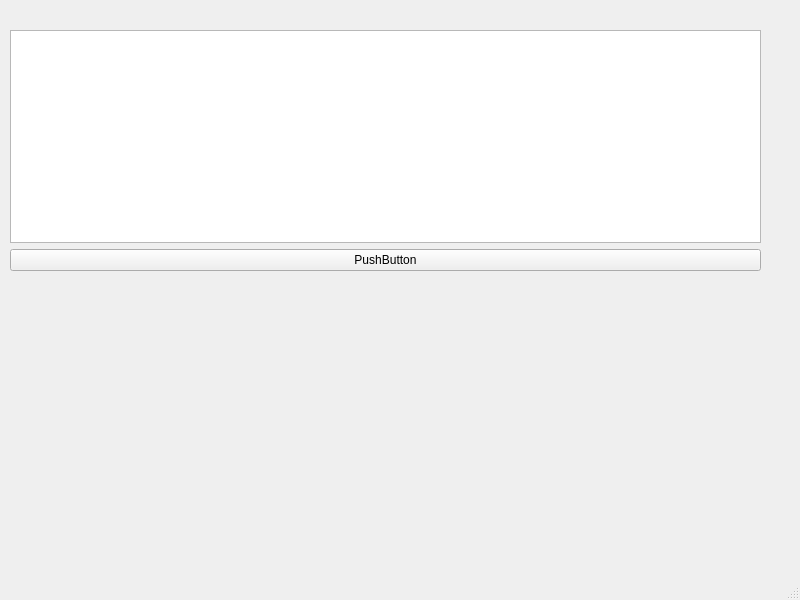
mauriciopinto/BD2_Proyecto_1, file ui/mainwindow.ui: the form before one commit.
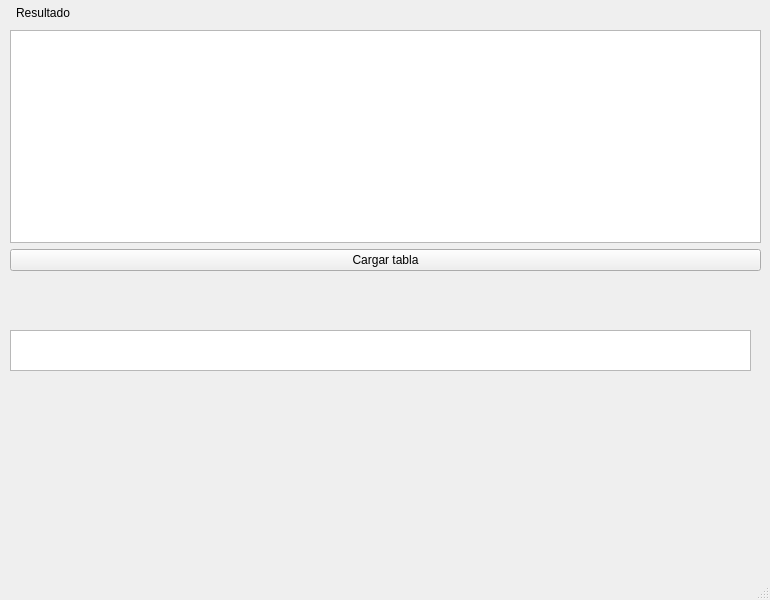
The form after the commit.

The edit to the form file:
```diff
--- a/ui/mainwindow.ui
+++ b/ui/mainwindow.ui
@@ -6,7 +6,7 @@
    <rect>
     <x>0</x>
     <y>0</y>
-    <width>800</width>
+    <width>770</width>
     <height>600</height>
    </rect>
   </property>
@@ -14,6 +14,36 @@
    <string>MainWindow</string>
   </property>
   <widget class="QWidget" name="centralwidget">
+   <widget class="QLabel" name="label">
+    <property name="geometry">
+     <rect>
+      <x>16</x>
+      <y>3</y>
+      <width>71</width>
+      <height>20</height>
+     </rect>
+    </property>
+    <property name="text">
+     <string>Resultado</string>
+    </property>
+   </widget>
+   <widget class="QTextBrowser" name="logg">
+    <property name="geometry">
+     <rect>
+      <x>10</x>
+      <y>330</y>
+      <width>741</width>
+      <height>41</height>
+     </rect>
+    </property>
+    <property name="html">
+     <string>&lt;!DOCTYPE HTML PUBLIC &quot;-//W3C//DTD HTML 4.0//EN&quot; &quot;http://www.w3.org/TR/REC-html40/strict.dtd&quot;&gt;
+&lt;html&gt;&lt;head&gt;&lt;meta name=&quot;qrichtext&quot; content=&quot;1&quot; /&gt;&lt;style type=&quot;text/css&quot;&gt;
+p, li { white-space: pre-wrap; }
+&lt;/style&gt;&lt;/head&gt;&lt;body style=&quot; font-family:'MS Shell Dlg 2'; font-size:8.25pt; font-weight:400; font-style:normal;&quot;&gt;
+&lt;p style=&quot;-qt-paragraph-type:empty; margin-top:0px; margin-bottom:0px; margin-left:0px; margin-right:0px; -qt-block-indent:0; text-indent:0px;&quot;&gt;&lt;br /&gt;&lt;/p&gt;&lt;/body&gt;&lt;/html&gt;</string>
+    </property>
+   </widget>
    <widget class="QWidget" name="">
     <property name="geometry">
      <rect>
@@ -34,7 +64,7 @@
        </property>
        <widget class="QPushButton" name="pushButton">
         <property name="text">
-         <string>PushButton</string>
+         <string>Cargar tabla</string>
         </property>
        </widget>
       </widget>
```
Left out of the diff: 10 changed lines with no effect on the pictures.
